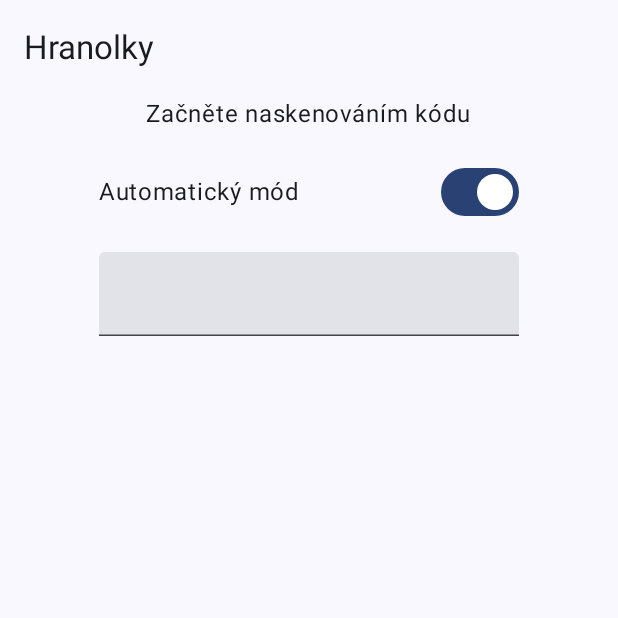
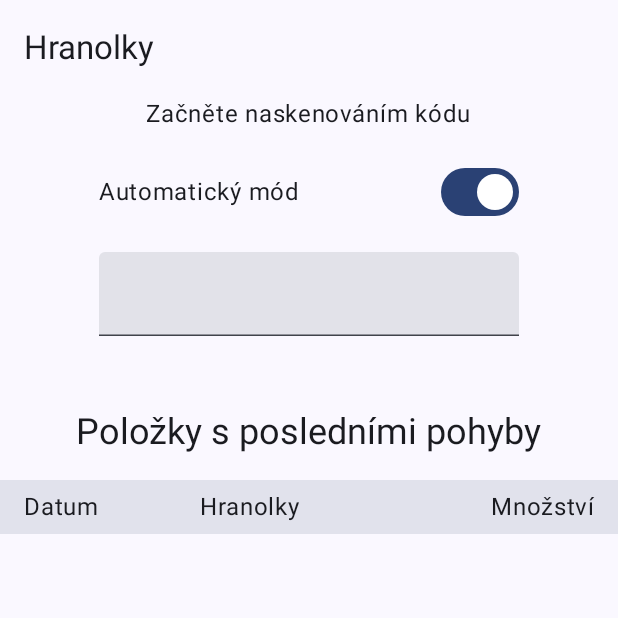
Before and after one commit to jelinekp/hranolkyFirestore, an Android app built with Jetpack Compose: the screen it shows after launch (MainActivity), on a phone screen of 412 x 824 dp, the top half of it. Run offline under Robolectric (Android 15) with nearby library versions, the phone set to English and light mode, and no system bars; our stand-ins replace Firebase (no records; nobody signed in at launch, a user with empty details on screens opened directly).

Commit message:
Last modified slots on home screen and alternating colors in LazyColumns

```diff
--- a/app/src/main/java/eu/jelinek/hranolky/navigation/HranolkyNavHost.kt
+++ b/app/src/main/java/eu/jelinek/hranolky/navigation/HranolkyNavHost.kt
@@ -12,7 +12,7 @@ import androidx.navigation.compose.rememberNavController
 import androidx.navigation.navArgument
 import eu.jelinek.hranolky.ui.AddActionScreen
 import eu.jelinek.hranolky.ui.ResultScreen
-import eu.jelinek.hranolky.ui.StartScreen
+import eu.jelinek.hranolky.ui.start.StartScreen
 import eu.jelinek.hranolky.ui.showlast.ShowLastActionsScreen
 
 @Composable
--- a/app/src/main/java/eu/jelinek/hranolky/ui/StartViewModel.kt
+++ /dev/null
@@ -1,20 +0,0 @@
-package eu.jelinek.hranolky.ui
-
-import androidx.lifecycle.ViewModel
-import kotlinx.coroutines.flow.MutableStateFlow
-import kotlinx.coroutines.flow.StateFlow
-import kotlinx.coroutines.flow.asStateFlow
-
-class StartViewModel : ViewModel() {
-    private val _uiState = MutableStateFlow(StartUiState())
-    val uiState: StateFlow<StartUiState> = _uiState.asStateFlow()
-
-    fun updateScannedCode(scannedCode: String) {
-        _uiState.value = _uiState.value.copy(scannedCode = scannedCode)
-    }
-}
-
-data class StartUiState(
-    val scannedCode: String = "",
-
-)
--- a/app/src/main/java/eu/jelinek/hranolky/ui/di/koinModule.kt
+++ b/app/src/main/java/eu/jelinek/hranolky/ui/di/koinModule.kt
@@ -1,9 +1,11 @@
 package eu.jelinek.hranolky.ui.di
 
 import eu.jelinek.hranolky.ui.showlast.ShowLastActionsViewModel
+import eu.jelinek.hranolky.ui.start.StartViewModel
 import org.koin.androidx.viewmodel.dsl.viewModelOf
 import org.koin.dsl.module
 
 val koinModule get() = module {
     viewModelOf(::ShowLastActionsViewModel)
+    viewModelOf(::StartViewModel)
 }
--- a/app/src/main/java/eu/jelinek/hranolky/ui/StartScreen.kt
+++ b/app/src/main/java/eu/jelinek/hranolky/ui/start/StartScreen.kt
@@ -1,12 +1,19 @@
-package eu.jelinek.hranolky.ui
+package eu.jelinek.hranolky.ui.start
 
 import android.util.Log
+import androidx.compose.foundation.ExperimentalFoundationApi
+import androidx.compose.foundation.background
+import androidx.compose.foundation.clickable
 import androidx.compose.foundation.layout.Arrangement
 import androidx.compose.foundation.layout.Column
 import androidx.compose.foundation.layout.Row
 import androidx.compose.foundation.layout.fillMaxSize
+import androidx.compose.foundation.layout.fillMaxWidth
 import androidx.compose.foundation.layout.padding
 import androidx.compose.foundation.layout.width
+import androidx.compose.foundation.lazy.LazyColumn
+import androidx.compose.foundation.lazy.LazyListScope
+import androidx.compose.foundation.lazy.itemsIndexed
 import androidx.compose.material3.Button
 import androidx.compose.material3.ExperimentalMaterial3Api
 import androidx.compose.material3.MaterialTheme
@@ -25,18 +32,26 @@ import androidx.compose.ui.Alignment
 import androidx.compose.ui.Modifier
 import androidx.compose.ui.focus.FocusRequester
 import androidx.compose.ui.focus.focusRequester
+import androidx.compose.ui.text.style.TextAlign
 import androidx.compose.ui.unit.dp
+import androidx.lifecycle.compose.collectAsStateWithLifecycle
+import eu.jelinek.hranolky.model.WarehouseSlot
+import eu.jelinek.hranolky.ui.shared.formatShortDate
+import org.koin.androidx.compose.koinViewModel
+import java.util.Date
 
+@OptIn(ExperimentalFoundationApi::class)
 @Composable
 fun StartScreen(
     modifier: Modifier = Modifier,
     navigateToShowLastActions: (String) -> Unit,
-    viewModel: StartViewModel = StartViewModel()
+    viewModel: StartViewModel = koinViewModel()
 ) {
     var scannedText by remember { mutableStateOf("") }
     val focusRequester = remember { FocusRequester() }
     var isAutoScanEnabled by remember { mutableStateOf(true) }
     var isWrongLength by remember { mutableStateOf(false) }
+    val screenState by viewModel.startScreenState.collectAsStateWithLifecycle()
 
     Scaffold (
         topBar = { StartScreenTopBar() }
@@ -44,7 +59,9 @@ fun StartScreen(
         Column(
             horizontalAlignment = Alignment.CenterHorizontally,
             verticalArrangement = Arrangement.spacedBy(16.dp),
-            modifier = modifier.padding(padding).fillMaxSize(),
+            modifier = modifier
+                .padding(padding)
+                .fillMaxSize(),
         ) {
             Text("Začněte naskenováním kódu")
 
@@ -95,11 +112,78 @@ fun StartScreen(
                     Text("Zobrazit stav a poslední pohyby")
                 }
             }
+
+            Text("Položky s posledními pohyby", style = MaterialTheme.typography.headlineSmall, modifier = Modifier.padding(top = 32.dp))
+
+
+            val alternateRowModifier =
+                Modifier.background(color = MaterialTheme.colorScheme.surfaceContainer)
+            LazyColumn {
+                stickyHeader { // Makes the header sticky
+                    HeaderLastSlotsContent() // Your header row composable function
+                }
+                itemsIndexedWithAlternatingModifier(screenState.lastModifiedSlots, alternateRowModifier) { index, slot, modifier ->
+                    slot?.let {
+                        Row(
+                            // extract and make it clickable
+                            horizontalArrangement = Arrangement.SpaceBetween,
+                            modifier = modifier
+                                .clickable {
+                                    navigateToShowLastActions(slot.productId)
+                                }
+                                .fillMaxWidth()
+                                .padding(horizontal = 16.dp, vertical = 10.dp),
+                        ) {
+                            val date = slot.lastModified?.toDate() ?: Date()
+                            val readableDate = formatShortDate(date)
+
+                            Text(readableDate, modifier = Modifier.weight(4f))
+                            Text(slot.productId, modifier = Modifier.weight(5f))
+                            Text(
+                                slot.quantity.toString(),
+                                modifier = Modifier.weight(4f),
+                                textAlign = TextAlign.End
+                            )
+                        }
+                    }
+                }
+            }
         }
     }
     LaunchedEffect(Unit) { focusRequester.requestFocus() }
 }
 
+fun LazyListScope.itemsIndexedWithAlternatingModifier(
+    items: List<WarehouseSlot?>,
+    alternateModifier: Modifier,
+    itemContent: @Composable (index: Int, item: WarehouseSlot?, modifier: Modifier) -> Unit
+) {
+    itemsIndexed(items) { index, item ->
+        val modifier = if (index % 2 == 0) {
+            Modifier
+        } else {
+            alternateModifier
+        }
+        itemContent(index, item, modifier) // Pass the modifier to itemContent
+    }
+}
+
+@Composable
+fun HeaderLastSlotsContent(
+    modifier: Modifier = Modifier
+) {
+    Row(
+        horizontalArrangement = Arrangement.SpaceBetween,
+        modifier = modifier
+            .fillMaxWidth()
+            .background(MaterialTheme.colorScheme.surfaceVariant)
+            .padding(horizontal = 16.dp, vertical = 6.dp)
+    ) {
+        Text("Datum", modifier = Modifier.weight(4f))
+        Text("Hranolky", modifier = Modifier.weight(5f))
+        Text("Množství", modifier = Modifier.weight(4f), textAlign = TextAlign.End)
+    }
+}
 
 
 @OptIn(ExperimentalMaterial3Api::class)
@@ -110,5 +194,3 @@ fun StartScreenTopBar(modifier: Modifier = Modifier) {
         modifier = modifier
     )
 }
-
-// TODO show last visited warehouse slots
--- /dev/null
+++ b/app/src/main/java/eu/jelinek/hranolky/ui/start/StartViewModel.kt
@@ -0,0 +1,68 @@
+package eu.jelinek.hranolky.ui.start
+
+import android.util.Log
+import androidx.lifecycle.ViewModel
+import com.google.firebase.firestore.FirebaseFirestore
+import com.google.firebase.firestore.ListenerRegistration
+import com.google.firebase.firestore.Query
+import eu.jelinek.hranolky.model.FirestoreSlot
+import eu.jelinek.hranolky.model.WarehouseSlot
+import kotlinx.coroutines.flow.MutableStateFlow
+import kotlinx.coroutines.flow.asStateFlow
+import kotlinx.coroutines.flow.update
+
+class StartViewModel(
+    private val firestoreDb: FirebaseFirestore,
+) : ViewModel() {
+    private val _startScreenState = MutableStateFlow(StartUiState())
+    val startScreenState get() = _startScreenState.asStateFlow()
+
+    private var lastSlotListener: ListenerRegistration? = null
+
+    fun updateScannedCode(scannedCode: String) {
+        _startScreenState.value = _startScreenState.value.copy(scannedCode = scannedCode)
+    }
+
+    fun updateLastSlots(lastModifiedSlots: List<WarehouseSlot?>) {
+        _startScreenState.value = _startScreenState.value.copy(lastModifiedSlots = lastModifiedSlots)
+    }
+
+    init {
+        fetchLastModifiedSlots()
+    }
+
+    fun fetchLastModifiedSlots() {
+        firestoreDb.collection("WarehouseSlots")
+            .orderBy("lastModified", Query.Direction.DESCENDING)
+            .limit(10)
+            .addSnapshotListener { querySnapshot, error ->
+                if (error != null) {
+                    Log.e("Firestore", "Error receiving last slots from Firestore", error)
+                    return@addSnapshotListener
+                }
+
+                if (querySnapshot != null && !querySnapshot.isEmpty) {
+                    val lastModifiedSlots = querySnapshot.documents.map { document ->
+                        val firestoreSlot = document.toObject(FirestoreSlot::class.java)
+                        // Build WarehouseSlot using FirestoreSlot and document.id
+                        firestoreSlot?.toWarehouseSlot(document.id) // Pass document.id here
+                    }
+
+                    // Update the UI state with the new actions
+                    _startScreenState.update {
+                        it.copy(lastModifiedSlots = lastModifiedSlots)
+                    }
+                }
+            }
+    }
+
+    override fun onCleared() {
+        super.onCleared()
+        lastSlotListener?.remove()
+    }
+}
+
+data class StartUiState(
+    val scannedCode: String = "",
+    val lastModifiedSlots: List<WarehouseSlot?> = emptyList(),
+)
```
Also changed, not shown: app/src/main/java/eu/jelinek/hranolky/model/SlotAction.kt (+4 -4 lines), app/src/main/java/eu/jelinek/hranolky/model/WarehouseSlot.kt (+13 -2 lines), app/src/main/java/eu/jelinek/hranolky/ui/shared/SharedComponents.kt (added, +35 -0 lines), app/src/main/java/eu/jelinek/hranolky/ui/showlast/ShowLastActionsScreen.kt (+8 -10 lines), app/src/main/java/eu/jelinek/hranolky/ui/showlast/ShowLastActionsViewModel.kt (+17 -10 lines).
